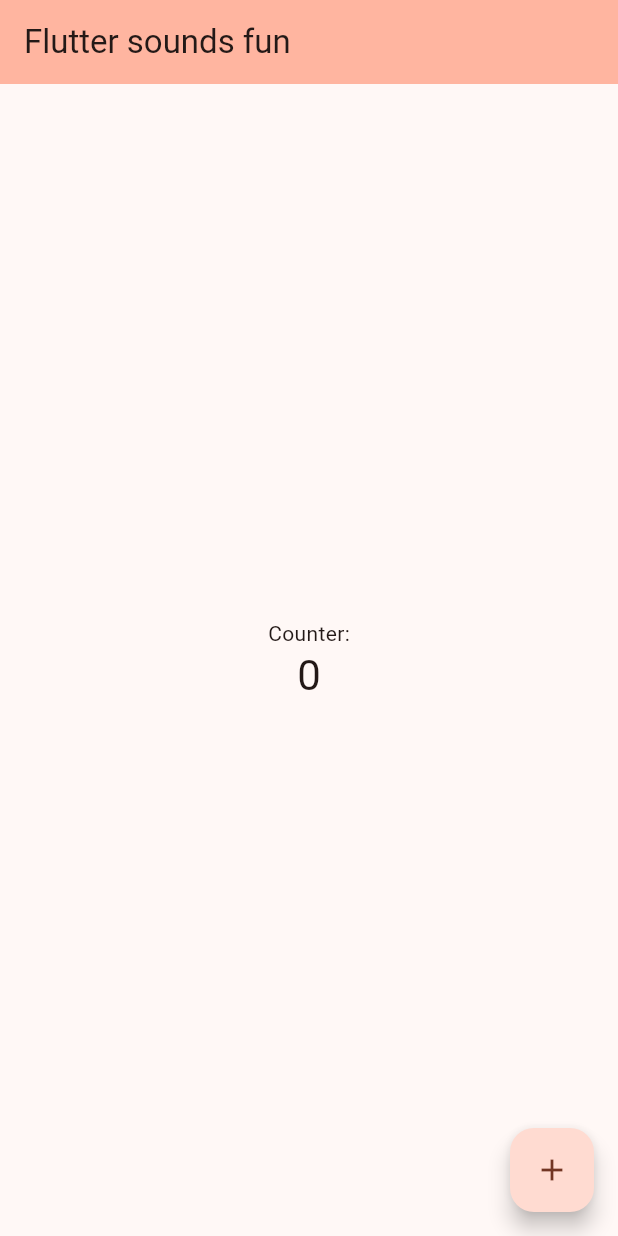
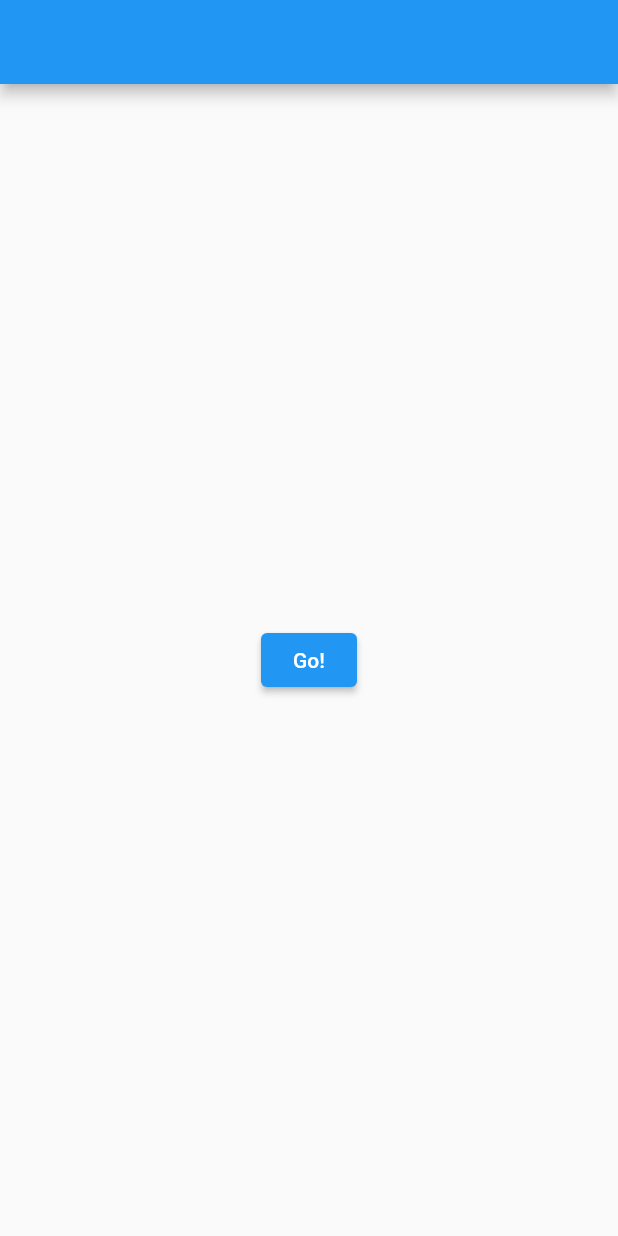
Before and after one commit to deepyes02/flutter, a Flutter app: the screen it shows after launch, on a phone screen of 412 x 824 dp. Run offline on Flutter 3.47's test engine with Material 2 defaults, Android fonts, the phone set to English and light mode, and no system bars.

```diff
--- a/lib/main.dart
+++ b/lib/main.dart
@@ -1,63 +1,37 @@
 import 'package:flutter/material.dart';
+
 void main() {
-  runApp(const MyApp());
-  // print('Hello world'); works but shows error
+  runApp(const MaterialApp(home: Page1()));
 }
-class MyApp extends StatelessWidget {
-  const MyApp({super.key});
+class Page1 extends StatelessWidget {
+  const Page1({super.key});
 
   @override
   Widget build(BuildContext context) {
-    return MaterialApp(
-      title: 'Flutter Demo',
-      theme: ThemeData(
-        colorScheme: ColorScheme.fromSeed(seedColor: Colors.deepOrange),
-        useMaterial3: true,
-      ),
-      home: const MyHomePage(title: 'Flutter sounds fun'),
-    );
+    return Scaffold(
+        appBar: AppBar(),
+        body: Center(
+            child: ElevatedButton(
+                onPressed: () {
+                  Navigator.of(context).push(_createRoute());
+                },
+                child: const Text('Go!'))));
   }
 }
-class MyHomePage extends StatefulWidget {
-  const MyHomePage({super.key, required this.title});
-  final String title;
-  @override
-  State<MyHomePage> createState() => _MyHomePageState();
+Route _createRoute() {
+  return PageRouteBuilder(
+    pageBuilder: (context, animation, secondaryAnimation) => const Page2(),
+    transitionsBuilder: (context, animation, secondaryAnimation, child) =>
+        child,
+  );
 }
 
-class _MyHomePageState extends State<MyHomePage> {
-  int _counter = 0;
-  void _incrementCounter() {
-    setState(() {
-      _counter++;
-    });
-  }
+class Page2 extends StatelessWidget {
+  const Page2({super.key});
+
   @override
   Widget build(BuildContext context) {
     return Scaffold(
-      appBar: AppBar(
-        backgroundColor: Theme.of(context).colorScheme.inversePrimary,
-        title: Text(widget.title),
-      ),
-      body: Center(
-        child: Column(
-          mainAxisAlignment: MainAxisAlignment.center,
-          children: <Widget>[
-            const Text(
-              'Counter:'
-            ),
-            Text(
-              '$_counter',
-              style: Theme.of(context).textTheme.headlineMedium,
-            ),
-          ],
-        ),
-      ),
-      floatingActionButton: FloatingActionButton(
-        onPressed: _incrementCounter,
-        tooltip: 'Increment',
-        child: const Icon(Icons.add),
-      ),
-    );
+        appBar: AppBar(), body: const Center(child: Text('Page 2')));
   }
 }
```
Also changed, not shown: 1 other file.
